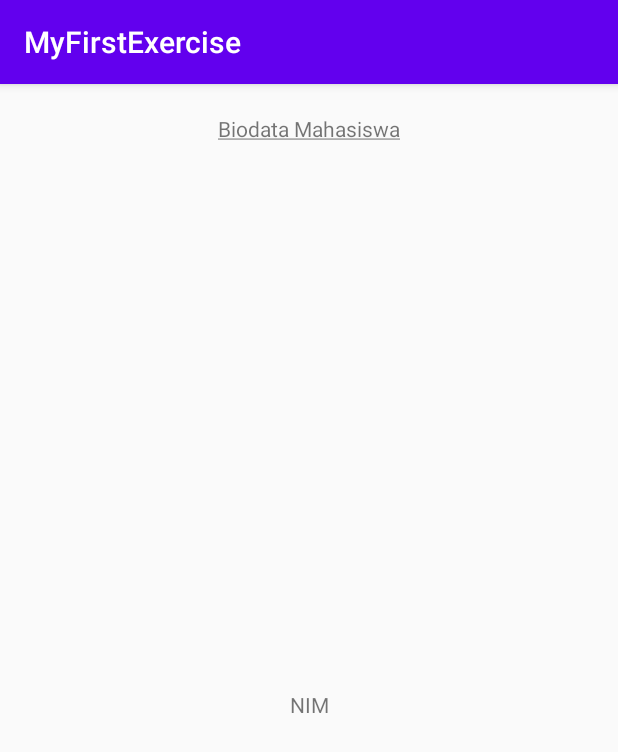
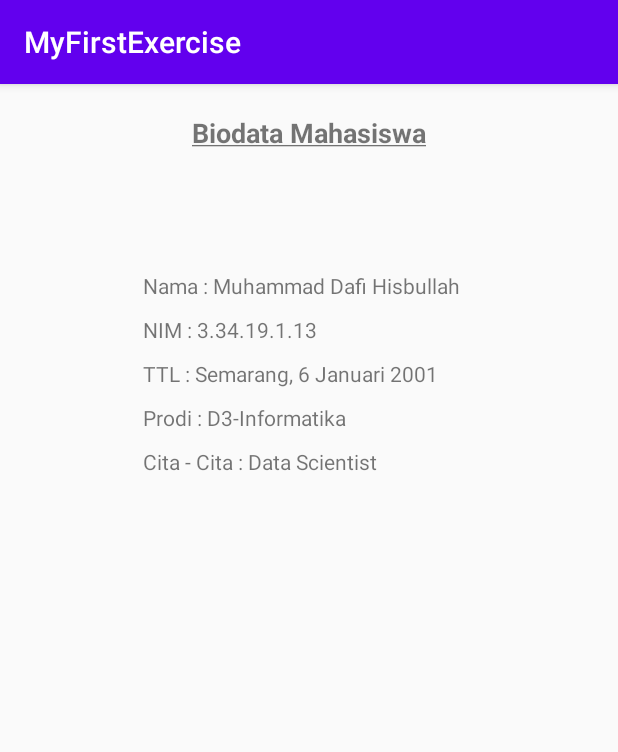
Before and after one commit to EDafee1/Pemrograman-Mobile, an Android app: the screen it shows after launch (MainActivity), on a phone screen of 412 x 824 dp. Shown: the top 752 px of the screen. Run offline under Robolectric (Android 15) with nearby library versions, the phone set to English and light mode, and no system bars.

```diff
--- a/MyFirstExercise/app/src/main/res/layout/activity_main.xml
+++ b/MyFirstExercise/app/src/main/res/layout/activity_main.xml
@@ -14,19 +14,59 @@
         android:layout_height="wrap_content"
         android:layout_marginTop="20dp"
         android:text="@string/title"
-        android:textSize="14sp"
+        android:textSize="18sp"
+        android:textStyle="bold"
         app:layout_constraintEnd_toEndOf="parent"
         app:layout_constraintStart_toStartOf="parent"
         app:layout_constraintTop_toTopOf="parent" />
 
     <TextView
-        android:id="@+id/textView3"
+        android:id="@+id/nama"
         android:layout_width="wrap_content"
         android:layout_height="wrap_content"
-        android:layout_marginTop="20dp"
-        android:text="@string/nim"
-        app:layout_constraintBottom_toBottomOf="parent"
-        app:layout_constraintEnd_toEndOf="parent"
+        android:layout_marginStart="95dp"
+        android:layout_marginTop="80dp"
+        android:text="@string/nama"
         app:layout_constraintStart_toStartOf="parent"
         app:layout_constraintTop_toBottomOf="@+id/title" />
+
+    <TextView
+        android:id="@+id/textView"
+        android:layout_width="wrap_content"
+        android:layout_height="wrap_content"
+        android:layout_marginStart="95dp"
+        android:layout_marginTop="10dp"
+        android:text="@string/nim"
+        app:layout_constraintStart_toStartOf="parent"
+        app:layout_constraintTop_toBottomOf="@+id/nama" />
+
+    <TextView
+        android:id="@+id/ttl"
+        android:layout_width="wrap_content"
+        android:layout_height="wrap_content"
+        android:layout_marginStart="95dp"
+        android:layout_marginTop="10dp"
+        android:text="@string/ttl"
+        app:layout_constraintStart_toStartOf="parent"
+        app:layout_constraintTop_toBottomOf="@+id/textView" />
+
+    <TextView
+        android:id="@+id/prodi"
+        android:layout_width="wrap_content"
+        android:layout_height="wrap_content"
+        android:layout_marginStart="95dp"
+        android:layout_marginTop="10dp"
+        android:text="@string/prodi"
+        app:layout_constraintStart_toStartOf="parent"
+        app:layout_constraintTop_toBottomOf="@+id/ttl" />
+
+    <TextView
+        android:id="@+id/cita"
+        android:layout_width="wrap_content"
+        android:layout_height="wrap_content"
+        android:layout_marginStart="95dp"
+        android:layout_marginTop="10dp"
+        android:text="@string/cita"
+        app:layout_constraintStart_toStartOf="parent"
+        app:layout_constraintTop_toBottomOf="@+id/prodi" />
 </android.support.constraint.ConstraintLayout>
--- a/MyFirstExercise/app/src/main/res/values/strings.xml
+++ b/MyFirstExercise/app/src/main/res/values/strings.xml
@@ -1,6 +1,9 @@
 <resources>
     <string name="app_name">MyFirstExercise</string>
-    <string name="nim">NIM</string>
-    <string name="nama">Nama</string>
+    <string name="nim">NIM : 3.34.19.1.13</string>
+    <string name="nama">Nama : Muhammad Dafi Hisbullah</string>
+    <string name="ttl">TTL : Semarang, 6 Januari 2001</string>
+    <string name="prodi">Prodi : D3-Informatika</string>
+    <string name="cita">Cita - Cita : Data Scientist</string>
     <string name="title">Biodata Mahasiswa</string>
 </resources>
```
